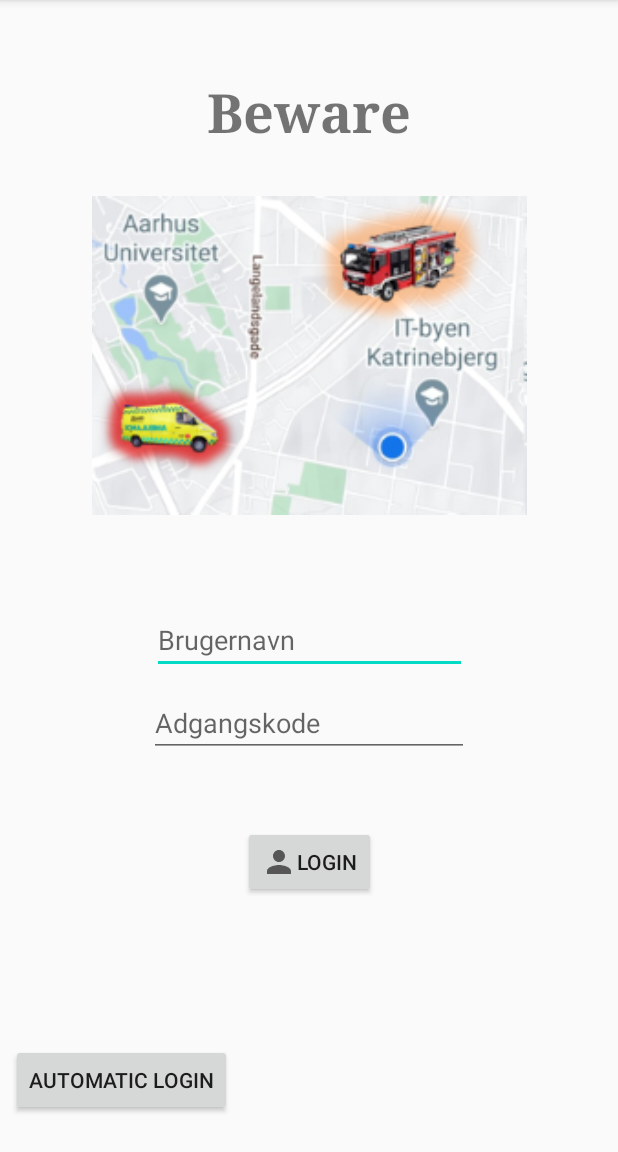
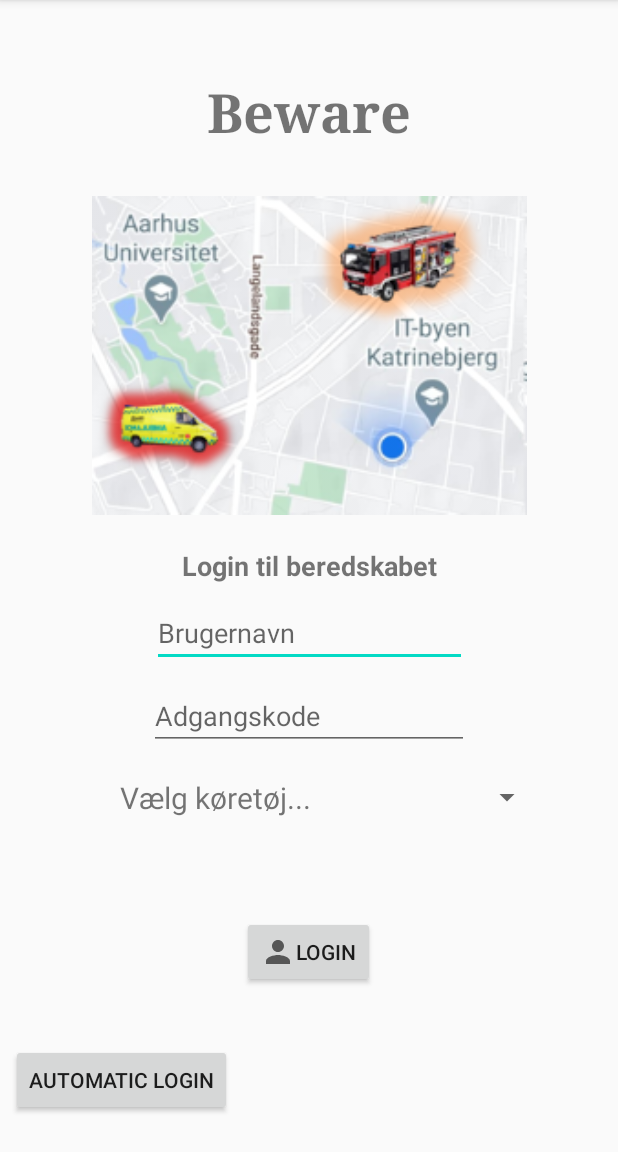
Before and after one commit to MikkelRBoisen/ST7BAC_2020E105, an Android app: the LoginActivity screen opened directly, with no data from a screen before it, on a phone screen of 412 x 824 dp, the part 84-1236 px from its top. Run offline under Robolectric (Android 15) with nearby library versions, the light colour scheme and no system bars; our stand-ins replace Firebase (no records; nobody signed in at launch, a user with empty details on screens opened directly).

Commit message:
Login dropdown spinner(VehicleItemAdapter+VehicleItem+Dropdown_layout.xml+Spinner_layout.XML) with image og EmergencyVehicle + LoginActivity is now a username instead of email + Vehicletype now comes into database with the locations

```diff
--- a/app/src/main/java/com/example/st7bac_2020e105/Activities/EmergencyVehicleLocationActivity.java
+++ b/app/src/main/java/com/example/st7bac_2020e105/Activities/EmergencyVehicleLocationActivity.java
@@ -71,7 +71,7 @@ public class EmergencyVehicleLocationActivity extends AppCompatActivity implemen
     TextView longi;
     TextView lati;
     TextView infoText;
-
+    private String vehicleType;
     private FirebaseAuth firebase;
     private FirebaseAuth auth = FirebaseAuth.getInstance();
     Button logOut;
@@ -98,6 +98,7 @@ public class EmergencyVehicleLocationActivity extends AppCompatActivity implemen
         longi = (TextView) findViewById(R.id.txtLong);
 
         Intent data = getIntent();
+        vehicleType = getIntent().getStringExtra("Vehicle");
         if (data.hasExtra(MainActivity.EXTRA_USER_LONGITUDE) && data.hasExtra(MainActivity.EXTRA_USER_LATITUDE)) {
             userLatitude = data.getDoubleExtra(MainActivity.EXTRA_USER_LATITUDE, 0);
             userLongitude = data.getDoubleExtra(MainActivity.EXTRA_USER_LONGITUDE, 0);
@@ -190,6 +191,7 @@ public class EmergencyVehicleLocationActivity extends AppCompatActivity implemen
                     userLatitude = data.getDoubleExtra(MainActivity.EXTRA_USER_LATITUDE, 0);
                     lati.setText(Double.toString(userLatitude));
                     vehicleLocation.setLatitude(userLatitude);
+                    vehicleLocation.setVehicleType(vehicleType);
 
                     userLongitude = data.getDoubleExtra(MainActivity.EXTRA_USER_LONGITUDE, 0);
                     longi.setText(Double.toString(userLongitude));
--- a/app/src/main/java/com/example/st7bac_2020e105/Activities/LoginActivity.java
+++ b/app/src/main/java/com/example/st7bac_2020e105/Activities/LoginActivity.java
@@ -1,17 +1,22 @@
 package com.example.st7bac_2020e105.Activities;
-
-import androidx.annotation.NonNull;
-import androidx.appcompat.app.AppCompatActivity;
 
 import android.app.ProgressDialog;
 import android.content.Intent;
 import android.os.Bundle;
 import android.util.Patterns;
 import android.view.View;
+import android.widget.AdapterView;
 import android.widget.Button;
 import android.widget.EditText;
+import android.widget.LinearLayout;
+import android.widget.Spinner;
 import android.widget.Toast;
 
+import androidx.annotation.NonNull;
+import androidx.appcompat.app.AppCompatActivity;
+
+import com.example.st7bac_2020e105.Adapter.VehicleItemAdapter;
+import com.example.st7bac_2020e105.Model.VehicleItem;
 import com.example.st7bac_2020e105.R;
 import com.google.android.gms.tasks.OnCompleteListener;
 import com.google.android.gms.tasks.OnFailureListener;
@@ -20,13 +25,21 @@ import com.google.firebase.auth.AuthResult;
 import com.google.firebase.auth.FirebaseAuth;
 import com.google.firebase.auth.FirebaseUser;
 
-public class LoginActivity extends AppCompatActivity {
+import java.util.ArrayList;
+
+public class LoginActivity extends AppCompatActivity implements AdapterView.OnItemSelectedListener {
 
     EditText username, password;
     Button loginButton;
 
     //TEST
     Button automatiskLoginKnap;
+
+    //dropdown menu
+    Spinner vehicleSpinner;
+    ArrayList<VehicleItem> customList;
+    int width = 150;
+    private String VehicleChosen;
 
     private FirebaseAuth mAuth;
 
@@ -39,7 +52,6 @@ public class LoginActivity extends AppCompatActivity {
         setContentView(R.layout.activity_login);
 
         mAuth = FirebaseAuth.getInstance();
-
         username = (EditText)findViewById(R.id.edt_Username);
         password = (EditText)findViewById(R.id.edt_Password);
         loginButton = (Button)findViewById(R.id.btn_Login);
@@ -54,21 +66,32 @@ public class LoginActivity extends AppCompatActivity {
             }
         });
 
+        //https://www.youtube.com/watch?v=UUGipy7h2l8
+        //inflate spinner
+        vehicleSpinner = findViewById(R.id.spinner);
+        customList = getCustomList();
+        VehicleItemAdapter adapter = new VehicleItemAdapter(this, customList);
+
+        //if (vehicleSpinner == null) {
+            vehicleSpinner.setAdapter(adapter);
+            vehicleSpinner.setOnItemSelectedListener(this);
+        //}
+
         loginButton.setOnClickListener(new View.OnClickListener() {
             @Override
             public void onClick(View v) {
-
                 String usernameLogin = username.getText().toString();
+                String emaillogin = usernameLogin+"@gmail.com";
                 String passwordLogin = password.getText().toString();
 
-                if (!Patterns.EMAIL_ADDRESS.matcher(usernameLogin).matches()) {
+                if (!Patterns.EMAIL_ADDRESS.matcher(emaillogin).matches()) {
                     //invalid email
                     username.setError("Invalid username");
                     username.setFocusable(true);
                 }
                 else{
                     //valid email
-                    loginUser(usernameLogin,passwordLogin);
+                    loginUser(emaillogin,passwordLogin, VehicleChosen);
                 }
             }
         });
@@ -77,7 +100,15 @@ public class LoginActivity extends AppCompatActivity {
         pd.setMessage("Logging in...");
     }
 
-    private void loginUser(String email, String passw) {
+    private ArrayList<VehicleItem> getCustomList() {
+    customList = new ArrayList<>();
+        customList.add(new VehicleItem("Vælg køretøj...",0));
+        customList.add(new VehicleItem("Ambulance",R.drawable.ambulance));
+        customList.add(new VehicleItem("Brandbil",R.drawable.brandbil));
+    return customList;
+    }
+
+    private void loginUser(String email, String passw, final String vehicle) {
         // Viser progress dialog
         pd.setMessage("Logging In...");
         pd.show();
@@ -89,7 +120,9 @@ public class LoginActivity extends AppCompatActivity {
                             pd.dismiss();
                             // Sign in success, update UI
                             FirebaseUser user = mAuth.getCurrentUser();
-                            startActivity(new Intent(LoginActivity.this, EmergencyVehicleLocationActivity.class));
+                            Intent loginIntent = new Intent(getApplicationContext(), EmergencyVehicleLocationActivity.class);
+                            loginIntent.putExtra("Vehicle",vehicle);
+                            startActivity(loginIntent);
                             finish();
                         } else {
                             //sign in fails
@@ -107,4 +140,28 @@ public class LoginActivity extends AppCompatActivity {
         });
     }
 
+
+    @Override
+    public void onItemSelected(AdapterView<?> adapterView, View view, int position, long id) {
+        try {
+            LinearLayout linearLayout = findViewById(R.id.customSpinnerItemLayout);
+            width = linearLayout.getWidth();
+        } catch (Exception e) {
+        }
+        vehicleSpinner.setDropDownWidth(width);
+        VehicleItem item = (VehicleItem)adapterView.getSelectedItem();
+
+        if(item.getSpinneritemsName().equals("Ambulance")){
+            Toast.makeText(this, item.getSpinneritemsName(), Toast.LENGTH_SHORT).show();
+        }
+        if (item.getSpinneritemsName().equals("Brandbil")){
+            Toast.makeText(this, item.getSpinneritemsName(), Toast.LENGTH_SHORT).show();
+        }
+        VehicleChosen = item.getSpinneritemsName();
+    }
+
+    @Override
+    public void onNothingSelected(AdapterView<?> parent) {
+
+    }
 }
--- a/app/src/main/java/com/example/st7bac_2020e105/Activities/MapsActivity.java
+++ b/app/src/main/java/com/example/st7bac_2020e105/Activities/MapsActivity.java
@@ -100,10 +100,6 @@ public class MapsActivity extends AppCompatActivity implements OnMapReadyCallbac
         }
     }
 
-
-
-
-
     private void setUpMap() {
         if(userLocationKnown) {
             //Clear map from old markers
@@ -172,6 +168,7 @@ public class MapsActivity extends AppCompatActivity implements OnMapReadyCallbac
                 if(userLatitude!=0 && userLongitude!=0) {
                     userLocationKnown = true;
                 }
+
             }
             setUpMap();
         }
--- /dev/null
+++ b/app/src/main/java/com/example/st7bac_2020e105/Adapter/VehicleItemAdapter.java
@@ -0,0 +1,56 @@
+package com.example.st7bac_2020e105.Adapter;
+
+import android.content.Context;
+import android.view.LayoutInflater;
+import android.view.View;
+import android.view.ViewGroup;
+import android.widget.ArrayAdapter;
+import android.widget.ImageView;
+import android.widget.TextView;
+
+import androidx.annotation.NonNull;
+import androidx.annotation.Nullable;
+
+import com.example.st7bac_2020e105.Model.VehicleItem;
+import com.example.st7bac_2020e105.R;
+
+import java.util.ArrayList;
+import java.util.List;
+
+public class VehicleItemAdapter extends ArrayAdapter<VehicleItem> {
+
+    public VehicleItemAdapter(@NonNull Context context, ArrayList<VehicleItem> vehicleList){
+        super(context,0,vehicleList);
+    }
+
+    @NonNull
+    @Override
+    public View getView(int position, @Nullable View convertView, @NonNull ViewGroup parent) {
+        if (convertView == null){
+            convertView = LayoutInflater.from(getContext()).inflate(R.layout.spinner_layout,parent,false);
+        }
+        VehicleItem vehicle = getItem(position);
+        ImageView spinnerimg = convertView.findViewById(R.id.imgSpinnerlayout);
+        TextView spinnertv = convertView.findViewById(R.id.tvSpinnerLayout);
+        if (vehicle != null){
+            spinnerimg.setImageResource(vehicle.getSpinneritemImage());
+            spinnertv.setText(vehicle.getSpinneritemsName());
+        }
+        return convertView;
+    }
+
+    @Override
+    public View getDropDownView(int position, @Nullable View convertView, @NonNull ViewGroup parent) {
+        if (convertView == null){
+            convertView = LayoutInflater.from(getContext()).inflate(R.layout.dropdown_layout,parent,false);
+        }
+        VehicleItem vehicle = getItem(position);
+        ImageView dropdownimg = convertView.findViewById(R.id.imgDropdown);
+        TextView dropdowntv = convertView.findViewById(R.id.tvDropdown);
+        if (vehicle != null){
+            dropdownimg.setImageResource(vehicle.getSpinneritemImage());
+            dropdowntv.setText(vehicle.getSpinneritemsName());
+        }
+        return convertView;
+    }
+}
--- /dev/null
+++ b/app/src/main/java/com/example/st7bac_2020e105/Model/VehicleItem.java
@@ -0,0 +1,20 @@
+package com.example.st7bac_2020e105.Model;
+
+public class VehicleItem {
+
+    private String spinnerItemName;
+    private int spinnerItemImage;
+
+    public VehicleItem(String spinnerItemName, int spinnerItemImage){
+        this.spinnerItemName = spinnerItemName;
+        this.spinnerItemImage = spinnerItemImage;
+    }
+
+    public int getSpinneritemImage() {
+        return spinnerItemImage;
+    }
+
+    public String getSpinneritemsName() {
+        return spinnerItemName;
+    }
+}
--- a/app/src/main/res/layout/activity_login.xml
+++ b/app/src/main/res/layout/activity_login.xml
@@ -49,9 +49,10 @@
         android:text="Login"
         app:layout_constraintBottom_toBottomOf="parent"
         app:layout_constraintEnd_toEndOf="parent"
+        app:layout_constraintHorizontal_bias="0.498"
         app:layout_constraintStart_toStartOf="parent"
         app:layout_constraintTop_toBottomOf="@+id/edt_Password"
-        app:layout_constraintVertical_bias="0.136" />
+        app:layout_constraintVertical_bias="0.456" />
 
     <TextView
         android:id="@+id/tv_Alarmeringssystem"
@@ -71,12 +72,14 @@
         android:id="@+id/textView3"
         android:layout_width="wrap_content"
         android:layout_height="wrap_content"
-        android:layout_marginTop="20dp"
+        android:layout_marginTop="10dp"
+        android:text="Login til beredskabet"
+        android:textSize="18sp"
         android:textStyle="bold"
+        android:visibility="visible"
         app:layout_constraintEnd_toEndOf="parent"
         app:layout_constraintStart_toStartOf="parent"
-        app:layout_constraintTop_toBottomOf="@+id/imageView2"
-        tools:text="Login til beredskabet" />
+        app:layout_constraintTop_toBottomOf="@+id/imageView2" />
 
     <Button
         android:id="@+id/btn_AutomaticLogin"
@@ -89,4 +92,15 @@
         app:layout_constraintBottom_toBottomOf="parent"
         app:layout_constraintStart_toStartOf="parent" />
 
+    <Spinner
+        android:id="@+id/spinner"
+        android:layout_width="match_parent"
+        android:layout_height="wrap_content"
+        android:layout_marginTop="8dp"
+        app:layout_constraintStart_toStartOf="parent"
+        android:layout_marginRight="50dp"
+        android:layout_marginLeft="50dp"
+        app:layout_constraintTop_toBottomOf="@+id/edt_Password"
+        />
+
 </androidx.constraintlayout.widget.ConstraintLayout>
--- /dev/null
+++ b/app/src/main/res/layout/spinner_layout.xml
@@ -0,0 +1,36 @@
+<?xml version="1.0" encoding="utf-8"?>
+<RelativeLayout xmlns:android="http://schemas.android.com/apk/res/android"
+    android:layout_width="match_parent"
+    android:layout_height="wrap_content"
+    >
+
+    <LinearLayout
+        android:id="@+id/customSpinnerItemLayout"
+        android:layout_toLeftOf="@+id/customSpinnerIcon"
+        android:orientation="horizontal"
+        android:layout_width="match_parent"
+        android:layout_height="wrap_content">
+
+        <ImageView
+            android:id="@+id/imgSpinnerlayout"
+            android:layout_width="wrap_content"
+            android:layout_height="wrap_content"
+            android:padding="10dp"/>
+
+        <TextView
+            android:id="@+id/tvSpinnerLayout"
+            android:layout_width="match_parent"
+            android:layout_height="wrap_content"
+            android:padding="10dp"
+            android:text="Vælg køretøj"
+            android:textSize="20dp" />
+    </LinearLayout>
+    <ImageView
+        android:id="@+id/customSpinnerIcon"
+        android:layout_width="wrap_content"
+        android:layout_height="wrap_content"
+        android:layout_alignParentRight="true"
+        android:layout_alignParentEnd="true"
+        android:padding="10dp"
+        />
+</RelativeLayout>
```
Also changed, not shown: app/src/main/res/drawable/ic_baseline_arrow_drop_down.xml (added, +10 -0 lines), app/src/main/res/drawable/ic_baseline_drive.xml (added, +10 -0 lines), app/src/main/res/layout/dropdown_layout.xml (added, +21 -0 lines), app/src/main/res/values/strings.xml (+9 -0 lines), app/src/main/res/drawable-mdpi/ambulance.png (added), app/src/main/res/drawable-mdpi/brandbil.png (added).
